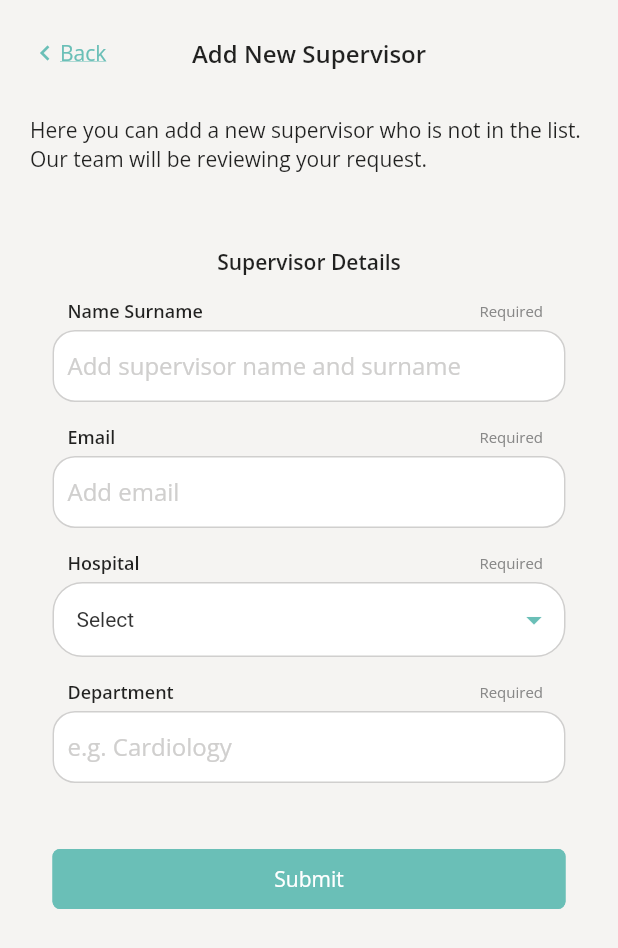
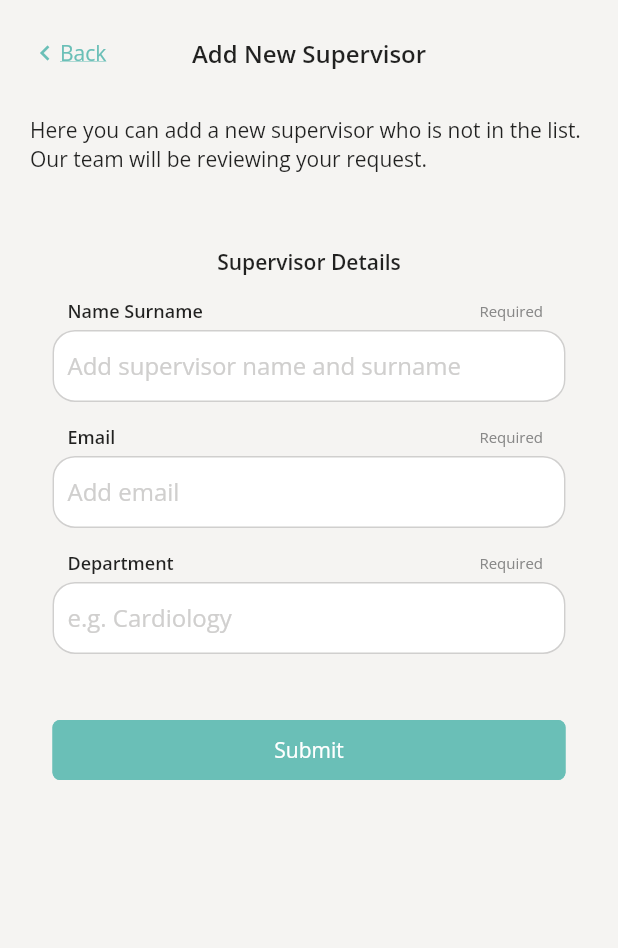
Before and after one commit to Wiiolis/skills-app, a Flutter app: the NewSupervisor screen opened by its route, on a phone screen of 412 x 824 dp. Shown: the top 948 px of the screen. Run offline on Flutter 3.47's test engine with Material 2 defaults, Android fonts, the phone set to English and light mode, and no system bars; our stand-ins replace connectivity_plus, flutter_svg, go_router, hive, hive_flutter, shared_preferences and 1 more; accounts and stored records are empty.

Commit message:
remove hospital select and stretch screen
Signed-off-by: Kristina <kristina.maximova@edu.edu.mt>

```diff
--- a/lib/components/bottom_navigation.dart
+++ b/lib/components/bottom_navigation.dart
@@ -31,6 +31,7 @@ class _BottomNavigationState extends State<BottomNavigation> {
   @override
   Widget build(BuildContext context) {
     return BottomNavigationBar(
+      elevation: 0,
       onTap: _onItemTapped,
       currentIndex: selectedIndex,
       backgroundColor: AppColors.primaryColor,
--- a/lib/views/new_supervisor.dart
+++ b/lib/views/new_supervisor.dart
@@ -22,12 +22,6 @@ class _NewSupervisorState extends State<NewSupervisor> {
   final departmentInputController = TextEditingController();
   final _formKey = GlobalKey<FormState>();
 
-  String? selectedHospital;
-  List<Map<String, String>> hospitals = [
-    {'name': 'Hospital One', 'level': 'assistant'},
-    {'name': 'Hospital Two', 'level': 'observer'},
-  ];
-
   Future _saveSupervisor() async {
     var body = jsonEncode({
       "full_name": nameInputController.text,
@@ -44,7 +38,8 @@ class _NewSupervisorState extends State<NewSupervisor> {
   Widget build(BuildContext context) {
     return Scaffold(
         backgroundColor: AppColors.backgroundColor,
-        body: SingleChildScrollView(
+        body: SafeArea(
+          child: SingleChildScrollView(
               child: Padding(
             padding: const EdgeInsets.fromLTRB(20, 25, 20, 15),
             child: Column(
@@ -69,7 +64,8 @@ class _NewSupervisorState extends State<NewSupervisor> {
                     const Center(
                         child: Text(
                       'Add New Supervisor',
-                    style: TextStyle(fontSize: 16, fontWeight: FontWeight.w600),
+                      style:
+                          TextStyle(fontSize: 16, fontWeight: FontWeight.w600),
                     )),
                   ],
                 ),
@@ -164,50 +160,6 @@ class _NewSupervisorState extends State<NewSupervisor> {
                           ],
                         ),
 
-                      //HOSPITAL
-                      Column(
-                        children: [
-                          const SizedBox(
-                            height: 15,
-                          ),
-                          const Padding(
-                            padding: EdgeInsets.fromLTRB(10, 0, 15, 0),
-                            child: Row(
-                                mainAxisAlignment:
-                                    MainAxisAlignment.spaceBetween,
-                                children: [
-                                  Text(
-                                    'Hospital',
-                                    style: TextStyle(
-                                        fontSize: 12,
-                                        fontWeight: FontWeight.w600),
-                                  ),
-                                  Text(
-                                    'Required',
-                                    style: TextStyle(
-                                        color: AppColors.lightGrayColor,
-                                        fontSize: 10),
-                                  )
-                                ]),
-                          ),
-                          const SizedBox(
-                            height: 5,
-                          ),
-                          SizedBox(
-                              height: 50,
-                              child: Dropdown(
-                                  dropdownItems: hospitals,
-                                  callback: (selectedItem) {
-                                    setState(() {
-                                      selectedHospital = selectedItem;
-                                    });
-                                  },
-                                  selectedItem: selectedHospital,
-                                  valueName: 'name',
-                                  theme: 'dark'))
-                        ],
-                      ),
-
                         //DEPARTMENT
                         Column(
                           children: [
@@ -262,6 +214,7 @@ class _NewSupervisorState extends State<NewSupervisor> {
                 )
               ],
             ),
-        )));
+          )),
+        ));
   }
 }
```
Also changed, not shown: lib/main.dart (+5 -6 lines), lib/views/dashboard.dart (+6 -3 lines), lib/views/login.dart (+2 -5 lines), lib/views/skill_detail.dart (+5 -2 lines). Lines whose indentation alone changed are shown as unchanged.
